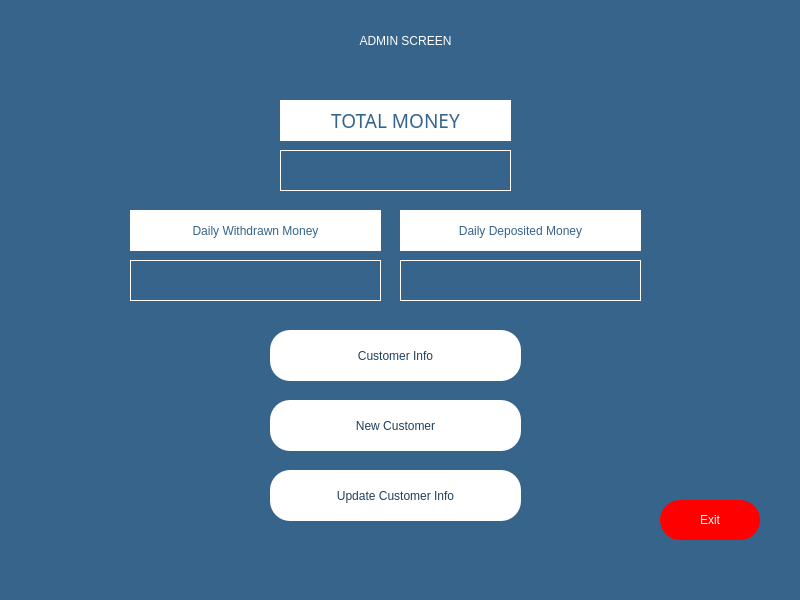
This is newadminpage.ui in melihorhanyilmaz/Project as Qt 5 draws it before an edit. The edited form follows.
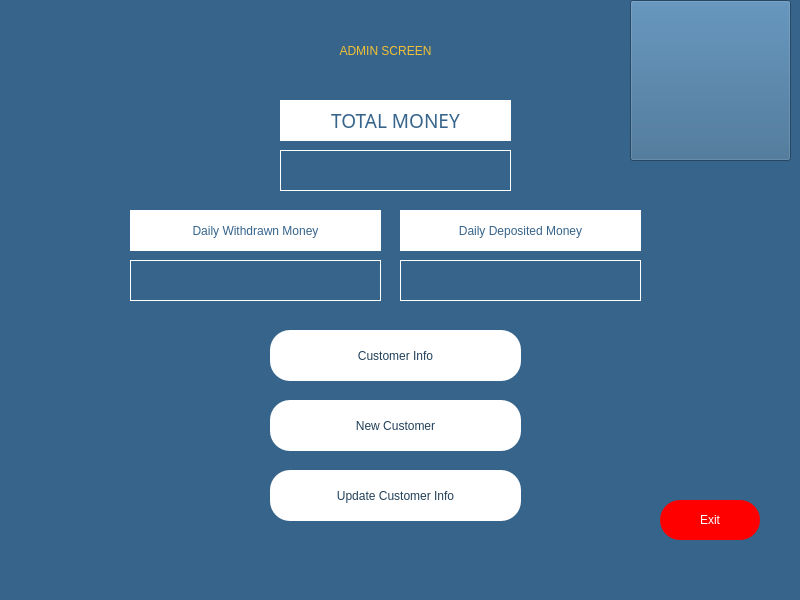
This is the edited form. Icons and pictures are not drawn.

```diff
--- a/newadminpage.ui
+++ b/newadminpage.ui
@@ -20,15 +20,15 @@
    <widget class="QLabel" name="label_baslik">
     <property name="geometry">
      <rect>
-      <x>100</x>
-      <y>0</y>
-      <width>611</width>
+      <x>210</x>
+      <y>10</y>
+      <width>351</width>
       <height>81</height>
      </rect>
     </property>
     <property name="styleSheet">
-     <string notr="true">color: rgb(255, 255, 255);
-font: 63 18pt &quot;Montserrat SemiBold&quot;;</string>
+     <string notr="true">color: rgb(242, 192, 54);
+font: 75 22pt &quot;MS Shell Dlg 2&quot;;</string>
     </property>
     <property name="text">
      <string>ADMIN SCREEN</string>
@@ -315,6 +315,35 @@
      <set>Qt::AlignCenter</set>
     </property>
    </widget>
+   <widget class="QPushButton" name="pushButton">
+    <property name="geometry">
+     <rect>
+      <x>630</x>
+      <y>0</y>
+      <width>161</width>
+      <height>161</height>
+     </rect>
+    </property>
+    <property name="contextMenuPolicy">
+     <enum>Qt::DefaultContextMenu</enum>
+    </property>
+    <property name="styleSheet">
+     <string notr="true"/>
+    </property>
+    <property name="text">
+     <string/>
+    </property>
+    <property name="icon">
+     <iconset>
+      <normaloff>logo.png</normaloff>logo.png</iconset>
+    </property>
+    <property name="iconSize">
+     <size>
+      <width>150</width>
+      <height>150</height>
+     </size>
+    </property>
+   </widget>
   </widget>
   <widget class="QMenuBar" name="menubar">
    <property name="geometry">
```
Left out of the diff: 2 changed lines with no effect on the pictures.
